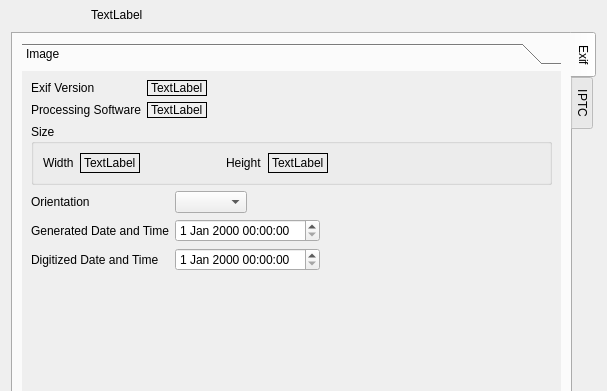
Before: the Qt Designer form dialogs/metadatadialog.ui in marek629/SIR, drawn with Qt 5; both pictures show x 0 to 607 and y 0 to 391 of the 607 by 573 pixel window.
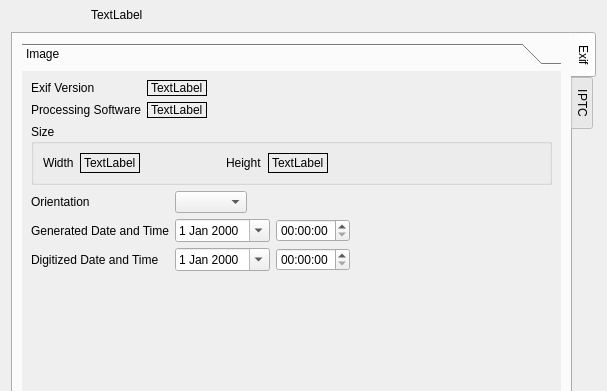
After: the same form once the commit is applied. Icons and pictures are not drawn. Custom widgets are drawn as their Qt base class.

Commit message: separated Exif date time edit widget

Patch:
```diff
--- a/dialogs/metadatadialog.ui
+++ b/dialogs/metadatadialog.ui
@@ -236,16 +236,6 @@
                </property>
               </widget>
              </item>
-             <item row="0" column="1">
-              <widget class="QComboBox" name="exifOrientationComboBox">
-               <property name="sizePolicy">
-                <sizepolicy hsizetype="Maximum" vsizetype="Fixed">
-                 <horstretch>0</horstretch>
-                 <verstretch>0</verstretch>
-                </sizepolicy>
-               </property>
-              </widget>
-             </item>
              <item row="0" column="0">
               <widget class="QLabel" name="label_9">
                <property name="text">
@@ -253,12 +243,6 @@
                </property>
               </widget>
              </item>
-             <item row="2" column="1">
-              <widget class="QDateTimeEdit" name="exifDigitizedDateTimeEdit"/>
-             </item>
-             <item row="1" column="1">
-              <widget class="QDateTimeEdit" name="exifOriginalDateTimeEdit"/>
-             </item>
              <item row="2" column="0">
               <widget class="QLabel" name="label_3">
                <property name="text">
@@ -266,7 +250,7 @@
                </property>
               </widget>
              </item>
-             <item row="1" column="2">
+             <item row="1" column="3">
               <spacer name="horizontalSpacer">
                <property name="orientation">
                 <enum>Qt::Horizontal</enum>
@@ -279,6 +263,36 @@
                </property>
               </spacer>
              </item>
+             <item row="1" column="1">
+              <widget class="QDateEdit" name="exifOriginalDateEdit">
+               <property name="calendarPopup">
+                <bool>true</bool>
+               </property>
+              </widget>
+             </item>
+             <item row="2" column="1">
+              <widget class="QDateEdit" name="exifDigitizedDateEdit">
+               <property name="calendarPopup">
+                <bool>true</bool>
+               </property>
+              </widget>
+             </item>
+             <item row="1" column="2">
+              <widget class="QTimeEdit" name="exifOriginalTimeEdit"/>
+             </item>
+             <item row="2" column="2">
+              <widget class="QTimeEdit" name="exifDigitizedTimeEdit"/>
+             </item>
+             <item row="0" column="1" colspan="2">
+              <widget class="QComboBox" name="exifOrientationComboBox">
+               <property name="sizePolicy">
+                <sizepolicy hsizetype="Maximum" vsizetype="Fixed">
+                 <horstretch>0</horstretch>
+                 <verstretch>0</verstretch>
+                </sizepolicy>
+               </property>
+              </widget>
+             </item>
             </layout>
            </item>
            <item>
```
The commit also changes 3 other files.
